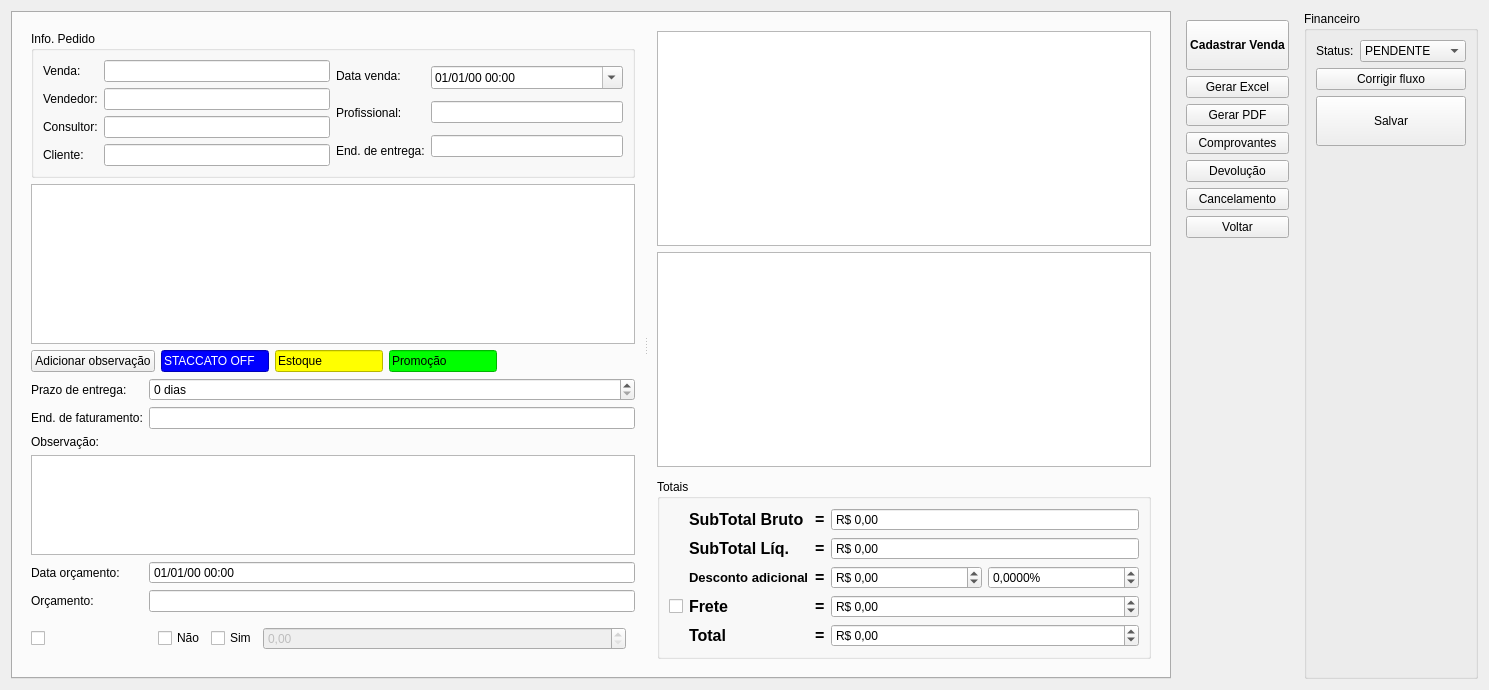
Old version of the form ui/venda.ui in the repository darktorres/ERP-STACCATO.
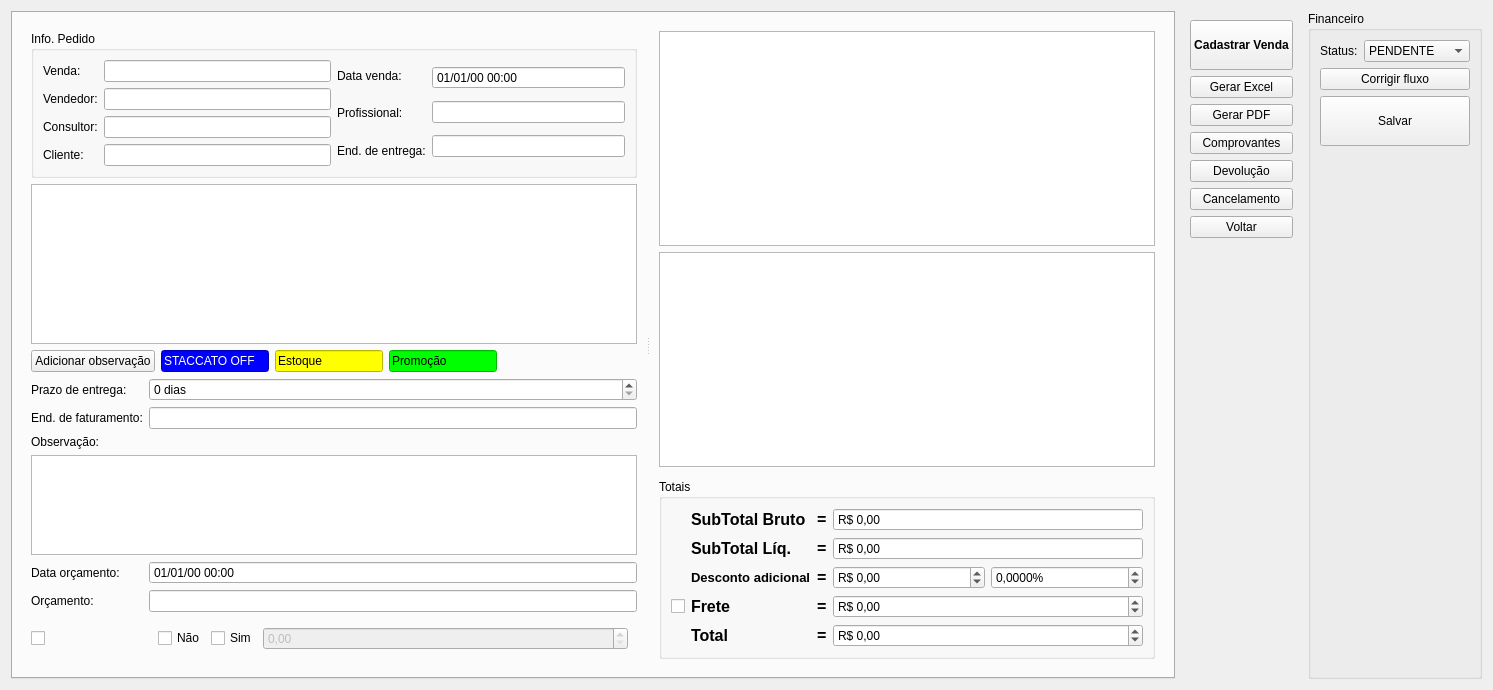
New version of the form. Custom widgets are drawn as their Qt base class.

Commit message: Se usuário tiver permissão de alterar a data da venda usar essa data

Patch:
```diff
--- a/ui/venda.ui
+++ b/ui/venda.ui
@@ -6,7 +6,7 @@
    <rect>
     <x>0</x>
     <y>0</y>
-    <width>1489</width>
+    <width>1493</width>
     <height>690</height>
    </rect>
   </property>
@@ -350,11 +350,17 @@
                  <layout class="QGridLayout" name="gridLayout_18">
                   <item row="0" column="0">
                    <widget class="QDateTimeEdit" name="dateTimeEdit">
+                    <property name="readOnly">
+                     <bool>true</bool>
+                    </property>
+                    <property name="buttonSymbols">
+                     <enum>QAbstractSpinBox::NoButtons</enum>
+                    </property>
                     <property name="displayFormat">
                      <string>dd/MM/yy hh:mm</string>
                     </property>
                     <property name="calendarPopup">
-                     <bool>true</bool>
+                     <bool>false</bool>
                     </property>
                    </widget>
                   </item>
```
The commit also changes 1 other file.
